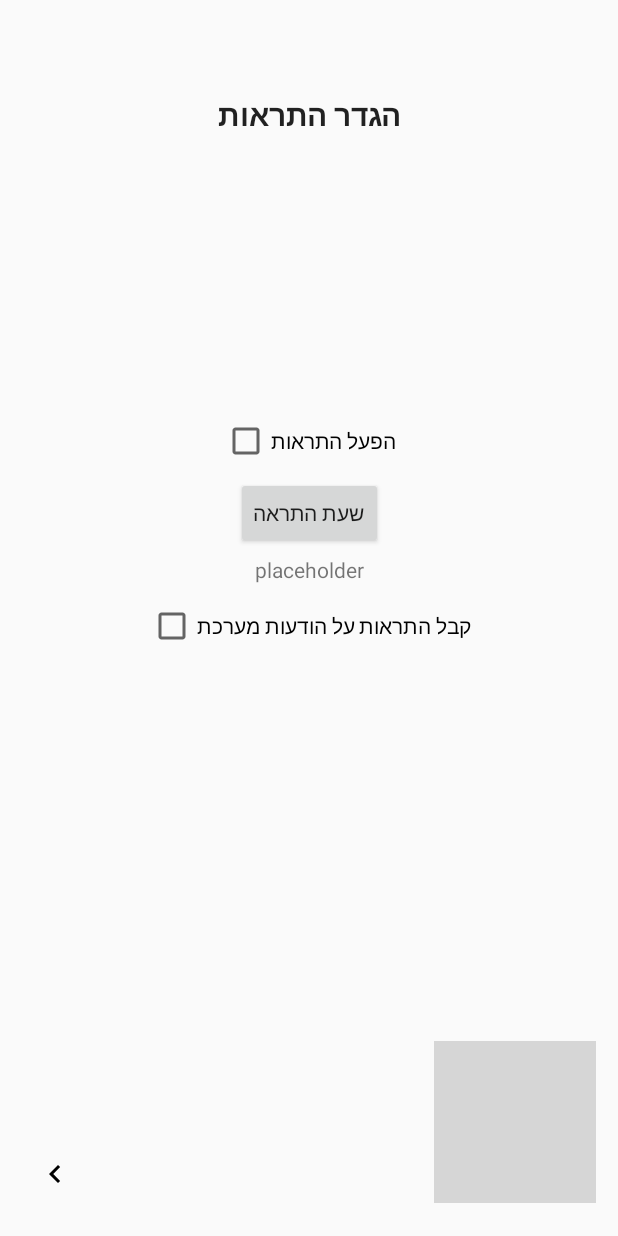
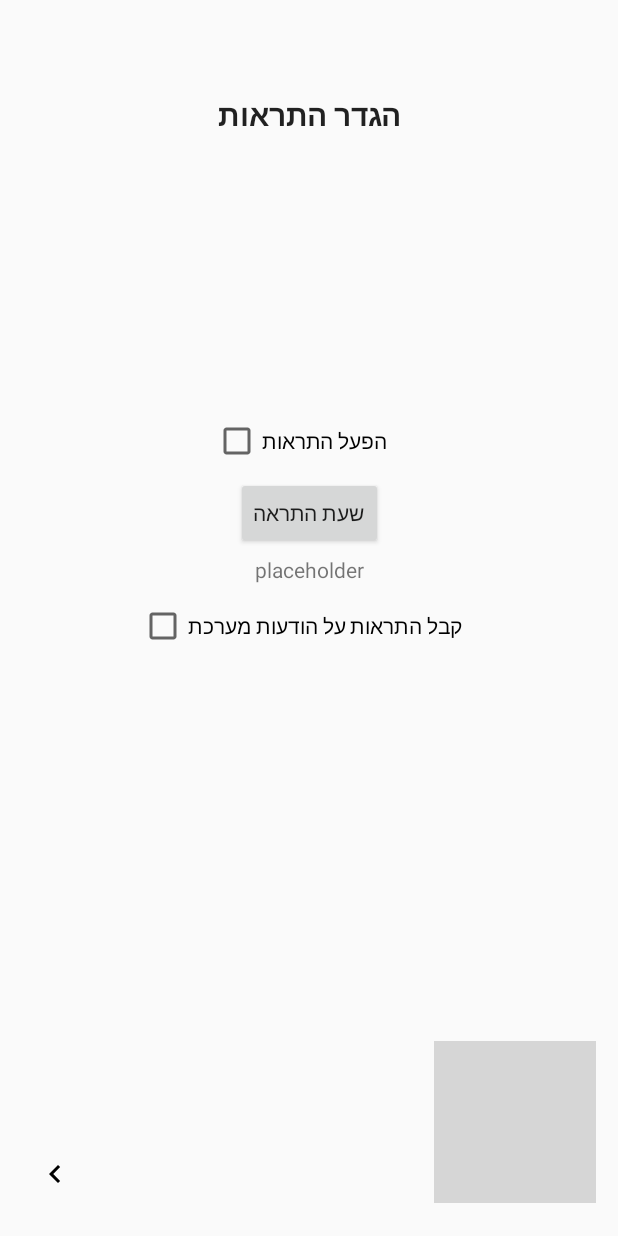
Before and after one commit to kfaryarok/kfaryarok-android-v2, an Android app: the layout fragment_first_launch_page2_alerts.xml on its own in the app's theme, with its tools: preview values and no code run, on a phone screen of 412 x 824 dp. Run offline under Robolectric (Android 15) with nearby library versions, the phone set to English and light mode, and no system bars; grey boxes are pictures that could not be loaded.

Commit message:
Checkboxes in the second page are now more centered

```diff
--- a/app/src/main/res/layout/fragment_first_launch_page2_alerts.xml
+++ b/app/src/main/res/layout/fragment_first_launch_page2_alerts.xml
@@ -66,7 +66,7 @@
         android:layout_width="wrap_content"
         android:layout_height="wrap_content"
         android:layout_marginBottom="12dp"
-        android:layout_marginEnd="8dp"
+        android:layout_marginEnd="20dp"
         android:layout_marginStart="8dp"
         android:layout_marginTop="8dp"
         android:text="@string/tv_firstlaunch_page2_alerts_toggle"
@@ -75,14 +75,16 @@
         app:layout_constraintHorizontal_bias="0.501"
         app:layout_constraintStart_toStartOf="parent"
         app:layout_constraintTop_toTopOf="parent"
-        app:layout_constraintVertical_bias="0.35000002" />
+        app:layout_constraintVertical_bias="0.35000002"
+        android:layout_marginRight="20dp"
+        android:layout_marginLeft="8dp"/>
 
     <CheckBox
         android:id="@+id/cb_firstlaunch_page2_alerts_global"
         android:layout_width="wrap_content"
-        android:layout_height="32dp"
+        android:layout_height="wrap_content"
         android:layout_marginBottom="8dp"
-        android:layout_marginEnd="8dp"
+        android:layout_marginEnd="20dp"
         android:layout_marginStart="8dp"
         android:layout_marginTop="12dp"
         android:text="@string/cb_firstlaunch_globalalerts"
@@ -91,7 +93,9 @@
         app:layout_constraintHorizontal_bias="0.503"
         app:layout_constraintStart_toStartOf="parent"
         app:layout_constraintTop_toBottomOf="@+id/tv_firstlaunch_page2_alerts_timeselected"
-        app:layout_constraintVertical_bias="0.0" />
+        app:layout_constraintVertical_bias="0.0"
+        android:layout_marginRight="20dp"
+        android:layout_marginLeft="8dp"/>
 
     <Button
         android:id="@+id/btn_firstlaunch_page2_alerts_timepicker"
```
